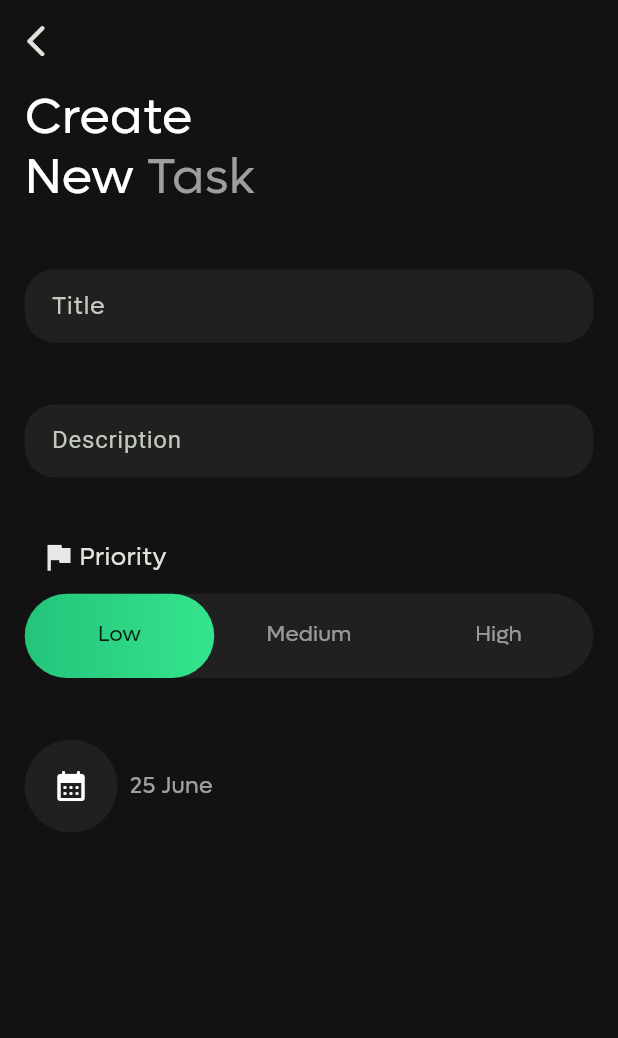
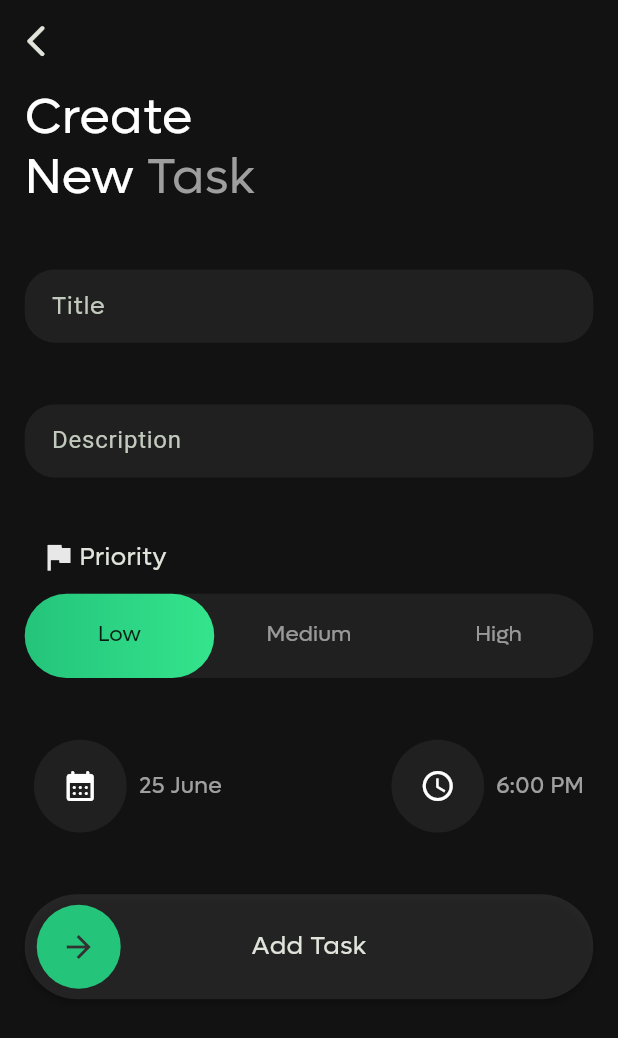
Before and after one commit to ZaynMeledath/turningpoint_tms, a Flutter app: the screen it shows after launch, on a phone screen of 412 x 824 dp. Shown: the top 1038 px of the screen. Run offline on Flutter 3.47's test engine with Material 3 defaults, Android fonts, the phone set to English and light mode, and no system bars; drawn by our look-alikes of slide_to_act; our stand-ins replace gap, get, google_fonts.

Commit message:
Assign task screen

```diff
--- a/lib/view/task_management/assign_task/assign_task_screen.dart
+++ b/lib/view/task_management/assign_task/assign_task_screen.dart
@@ -5,6 +5,7 @@ import 'package:turning_point_tasks_app/utils/widgets/my_app_bar.dart';
 import 'package:turning_point_tasks_app/view/task_management/assign_task/segments/date_and_time_segment.dart';
 import 'package:turning_point_tasks_app/view/task_management/assign_task/segments/description_text_field.dart';
 import 'package:turning_point_tasks_app/view/task_management/assign_task/segments/priority_tab_bar.dart';
+import 'package:turning_point_tasks_app/view/task_management/assign_task/segments/swipe_to_add.dart';
 import 'package:turning_point_tasks_app/view/task_management/assign_task/segments/title_text_field.dart';
 
 class AssignTaskScreen extends StatefulWidget {
@@ -78,6 +79,8 @@ class _AssignTaskScreenState extends State<AssignTaskScreen>
                 priorityTabBar(tabController: tabController),
                 Gap(screenHeight * .05),
                 dateAndTimeSegment(),
+                Gap(screenHeight * .05),
+                swipeToAdd(),
               ],
             ),
           ),
--- a/lib/view/task_management/assign_task/segments/date_and_time_segment.dart
+++ b/lib/view/task_management/assign_task/segments/date_and_time_segment.dart
@@ -3,7 +3,10 @@ import 'package:gap/gap.dart';
 import 'package:turning_point_tasks_app/utils/screen_size.dart';
 
 Widget dateAndTimeSegment() {
-  return Row(
+  return Padding(
+    padding: EdgeInsets.symmetric(horizontal: screenWidth * .015),
+    child: Row(
+      mainAxisAlignment: MainAxisAlignment.center,
       children: [
         Container(
           width: screenWidth * .15,
@@ -13,7 +16,9 @@ Widget dateAndTimeSegment() {
             shape: BoxShape.circle,
           ),
           child: const Center(
-          child: Icon(Icons.calendar_month_rounded),
+            child: Icon(
+              Icons.calendar_month_rounded,
+            ),
           ),
         ),
         Gap(screenWidth * .02),
@@ -24,6 +29,31 @@ Widget dateAndTimeSegment() {
             fontSize: screenWidth * .036,
           ),
         ),
+        const Expanded(
+          child: SizedBox(),
+        ),
+        Container(
+          width: screenWidth * .15,
+          height: screenWidth * .15,
+          decoration: BoxDecoration(
+            color: Colors.grey.withOpacity(.1),
+            shape: BoxShape.circle,
+          ),
+          child: const Center(
+            child: Icon(
+              Icons.access_time,
+            ),
+          ),
+        ),
+        Gap(screenWidth * .02),
+        Text(
+          '6:00 PM',
+          style: TextStyle(
+            color: Colors.white60,
+            fontSize: screenWidth * .036,
+          ),
+        ),
       ],
+    ),
   );
 }
--- /dev/null
+++ b/lib/view/task_management/assign_task/segments/swipe_to_add.dart
@@ -0,0 +1,20 @@
+import 'package:flutter/material.dart';
+import 'package:slide_to_act/slide_to_act.dart';
+import 'package:turning_point_tasks_app/utils/screen_size.dart';
+
+Widget swipeToAdd() {
+  return SlideAction(
+    sliderRotate: false,
+    text: 'Add Task',
+    textStyle: TextStyle(
+      fontSize: screenWidth * .041,
+    ),
+    innerColor: const Color.fromRGBO(36, 196, 123, 1),
+    outerColor: Colors.grey.withOpacity(.15),
+    sliderButtonIcon: const Icon(
+      Icons.arrow_forward,
+      color: Color.fromRGBO(50, 50, 50, 1),
+    ),
+    elevation: 2,
+  );
+}
```
Lines whose indentation alone changed are shown as unchanged.
